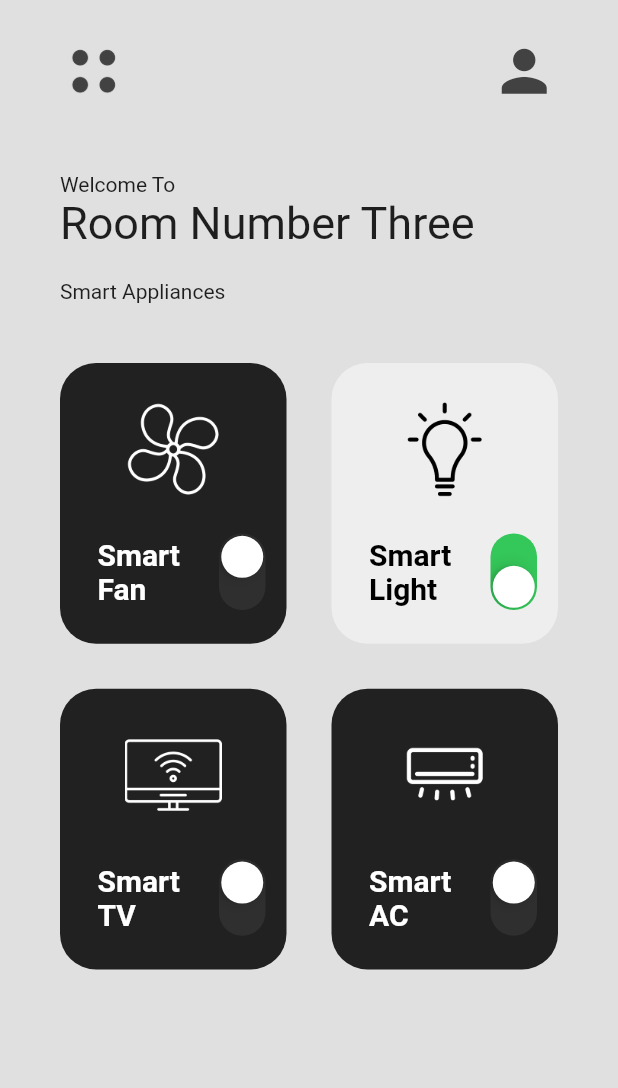
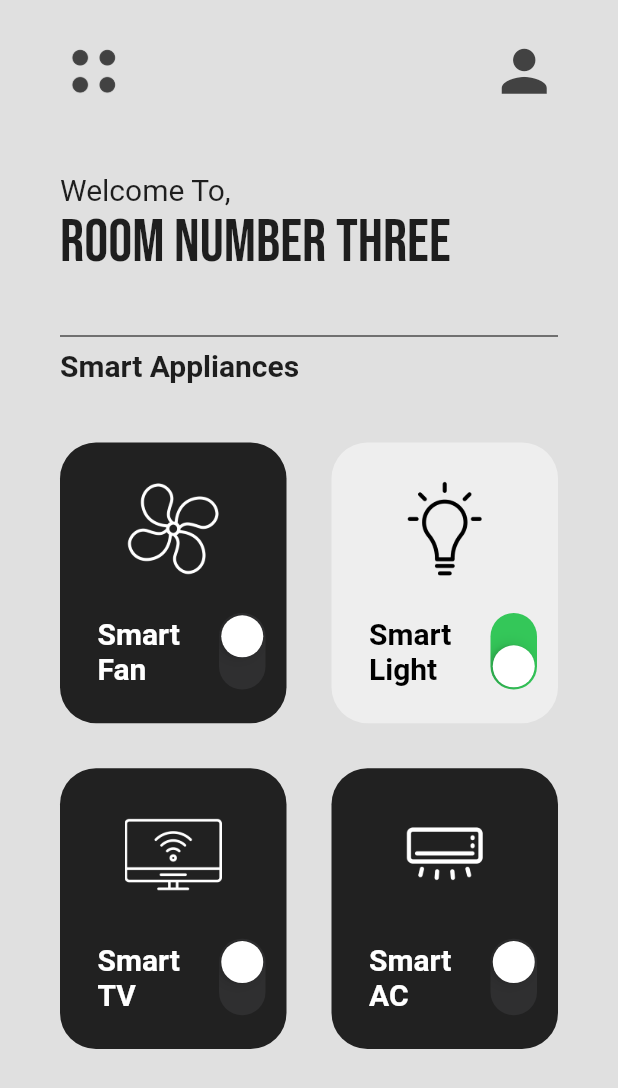
Before and after one commit to thevipulkumawat/project_smartAppliancesUI, a Flutter app: the screen it shows after launch, on a phone screen of 412 x 824 dp. Shown: the top 1088 px of the screen. Run offline on Flutter 3.47's test engine with Material 2 defaults, Android fonts, the phone set to English and light mode, and no system bars; our stand-ins replace google_fonts; Roboto replaces fonts that are missing (Abel).

Commit message:
17112022

```diff
--- a/lib/pages/home_page.dart
+++ b/lib/pages/home_page.dart
@@ -1,4 +1,5 @@
 import 'package:flutter/material.dart';
+import 'package:google_fonts/google_fonts.dart';
 import 'package:project_smarthomeui/utils/smart_devices_box.dart';
 
 class HomePage extends StatefulWidget {
@@ -62,21 +63,44 @@ class _HomePageState extends State<HomePage> {
               padding: EdgeInsets.symmetric(horizontal: horizontalPadding),
               child: Column(
                 crossAxisAlignment: CrossAxisAlignment.start,
-                children: const [
-                  Text("Welcome To "),
+                children: [
+                  Text(
+                    "Welcome To, ",
+                    style: GoogleFonts.abel(
+                      fontSize: 20,
+                    ),
+                  ),
                   Text(
                     "Room Number Three",
-                    style: TextStyle(fontSize: 30),
+                    style: GoogleFonts.bebasNeue(
+                      fontSize: 40,
+                    ),
                   ),
                 ],
               ),
             ),
-            const SizedBox(height: 20),
+
+            const SizedBox(height: 30),
+            Padding(
+              padding: EdgeInsets.symmetric(horizontal: horizontalPadding),
+              child: Divider(
+                color: Colors.black,
+              ),
+            ),
             // ITEM GRID// SMART IMAGES
             Padding(
               padding: EdgeInsets.symmetric(horizontal: horizontalPadding),
-              child: const Text("Smart Appliances"),
+              child: Text(
+                "Smart Appliances",
+                style: GoogleFonts.abel(
+                  fontSize: 20,
+                  fontWeight: FontWeight.bold,
+                ),
+              ),
             ),
+            // SizedBox(
+            //   height: 30,
+            // ),
             Expanded(
               child: GridView.builder(
                   itemCount: mySmartDevices.length,
--- a/pubspec.yaml
+++ b/pubspec.yaml
@@ -36,6 +36,7 @@ dependencies:
   # The following adds the Cupertino Icons font to your application.
   # Use with the CupertinoIcons class for iOS style icons.
   cupertino_icons: ^1.0.2
+  google_fonts: ^2.1.0
 
 dev_dependencies:
   flutter_test:
```
Also changed, not shown: pubspec.lock, 3 other files.
